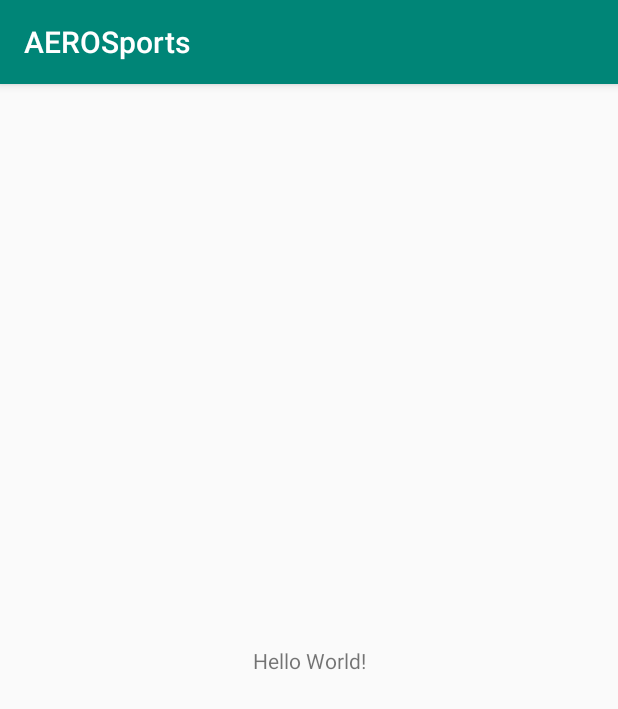
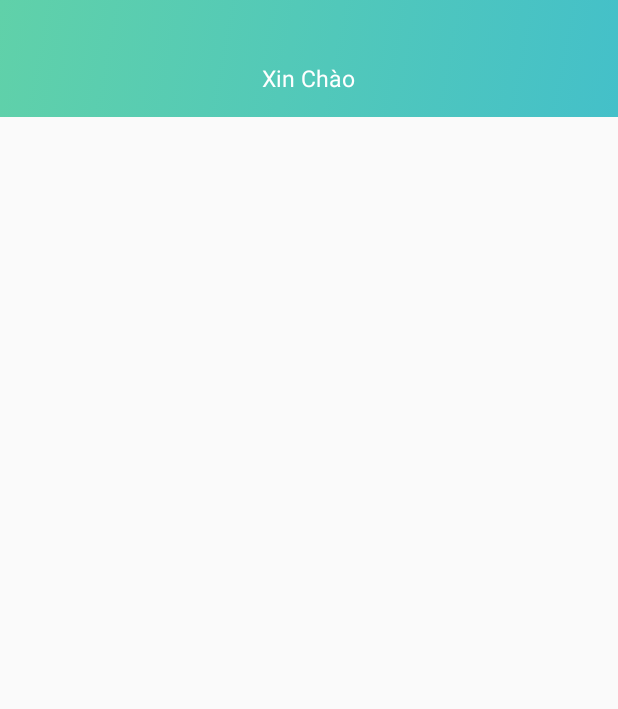
Before and after one commit to OliVoi/EAROSports, an Android app: the screen it shows after launch (MainActivity), on a phone screen of 412 x 824 dp. Shown: the top 709 px of the screen. Run offline under Robolectric (Android 15) with nearby library versions, the phone set to English and light mode, and no system bars; our stand-ins replace sdp/ssp sizes.

Commit message:
add base

```diff
--- a/app/build.gradle
+++ b/app/build.gradle
@@ -32,4 +32,6 @@ dependencies {
     testImplementation 'junit:junit:4.12'
     androidTestImplementation 'androidx.test.ext:junit:1.1.0'
     androidTestImplementation 'androidx.test.espresso:espresso-core:3.1.1'
+    implementation 'com.intuit.sdp:sdp-android:1.0.6'
+    implementation 'com.airbnb.android:lottie:3.2.2'
 }
--- a/app/src/main/java/com/example/aerosports/MainActivity.kt
+++ b/app/src/main/java/com/example/aerosports/MainActivity.kt
@@ -1,12 +1,17 @@
 package com.example.aerosports
 
-import androidx.appcompat.app.AppCompatActivity
 import android.os.Bundle
+import com.example.aerosports.base.BaseActivity
 
-class MainActivity : AppCompatActivity() {
+class MainActivity : BaseActivity() {
 
     override fun onCreate(savedInstanceState: Bundle?) {
         super.onCreate(savedInstanceState)
         setContentView(R.layout.activity_main)
+        setNoActionBar()
+    }
+
+    override fun onBackPressed() {
+        if (twoStepCloseApp()) super.onBackPressed()
     }
 }
--- /dev/null
+++ b/app/src/main/java/com/example/aerosports/base/BaseActivity.kt
@@ -0,0 +1,53 @@
+package com.example.aerosports.base
+
+import android.app.Dialog
+import android.graphics.Color
+import android.os.Build
+import android.os.Handler
+import androidx.core.content.ContextCompat
+import androidx.appcompat.app.AppCompatActivity
+import android.view.View
+import android.view.WindowManager
+import android.widget.ProgressBar
+import com.example.aerosports.R
+import com.example.aerosports.utils.StringUtils
+
+open class BaseActivity : AppCompatActivity() {
+    private var progressBar: ProgressBar? = null
+    private var mOverlayDialog: Dialog? = null
+    private var mIsCloseApp: Boolean = false
+
+    fun setNoActionBar() {
+        if (Build.VERSION.SDK_INT in 19..20) {
+            setWindowFlag(WindowManager.LayoutParams.FLAG_TRANSLUCENT_STATUS, true)
+        }
+        if (Build.VERSION.SDK_INT >= 19) {
+            window.decorView.systemUiVisibility =
+                View.SYSTEM_UI_FLAG_LAYOUT_STABLE or View.SYSTEM_UI_FLAG_LAYOUT_FULLSCREEN
+        }
+        //make fully Android Transparent Status bar
+        if (Build.VERSION.SDK_INT >= 21) {
+            setWindowFlag(WindowManager.LayoutParams.FLAG_TRANSLUCENT_STATUS, false)
+            window.statusBarColor = Color.TRANSPARENT
+        }
+    }
+
+    private fun setWindowFlag(bits: Int, on: Boolean) {
+        val win = window
+        val winParams = win.attributes
+        if (on) {
+            winParams.flags = winParams.flags or bits
+        } else {
+            winParams.flags = winParams.flags and bits.inv()
+        }
+        win.attributes = winParams
+    }
+
+    fun twoStepCloseApp(): Boolean {
+        if (mIsCloseApp) return mIsCloseApp
+        mIsCloseApp = true
+        StringUtils.reportMessage(this, getString(R.string.app_click_to_back))
+        Handler().postDelayed({ mIsCloseApp = false }, 3000)
+        return false
+    }
+}
--- /dev/null
+++ b/app/src/main/java/com/example/aerosports/customview/StatusBarView.kt
@@ -0,0 +1,76 @@
+package com.example.aerosports.customview
+
+import android.content.Context
+import android.graphics.drawable.Drawable
+import android.text.TextUtils
+import android.util.AttributeSet
+import android.view.LayoutInflater
+import android.view.View
+import android.widget.RelativeLayout
+import com.example.aerosports.R
+import kotlinx.android.synthetic.main.custom_action_bar.view.*
+
+class StatusBarView @JvmOverloads constructor(
+    context: Context, attrs: AttributeSet? = null, defStyleAttr: Int = 0
+) : RelativeLayout(context, attrs, defStyleAttr), View.OnClickListener {
+
+    private var mCall: CallBackActionBar? = null
+    private var statusBarHeight = 0
+    private var resourceId = 0
+    private var mTitle = ""
+    private val mImageRight: Drawable?;
+    private val mImageLeft: Drawable?;
+
+    init {
+        LayoutInflater.from(context).inflate(R.layout.custom_action_bar, this)
+
+        resourceId = getResources().getIdentifier("status_bar_height", "dimen", "android")
+        if (resourceId > 0) statusBarHeight = getResources().getDimensionPixelSize(resourceId)
+        headerActionBar.setPadding(0, statusBarHeight, 0, 0)
+
+        var typedArray = context.obtainStyledAttributes(attrs, R.styleable.StatusBarView, 0, 0)
+        imgLeft.setOnClickListener(this)
+        imgRight.setOnClickListener(this)
+
+        mTitle = typedArray.getString(R.styleable.StatusBarView_action_text).toString()
+        mImageLeft = typedArray.getDrawable(R.styleable.StatusBarView_action_icon_left)
+        mImageRight = typedArray.getDrawable(R.styleable.StatusBarView_action_icon_right)
+
+        setTitle(mTitle)
+        setImageLeft(mImageLeft)
+        setImageRight(mImageRight)
+    }
+
+    fun setTitle(title: String) {
+        if (TextUtils.isEmpty(title)) return
+        tvTitle.setText(title.trim())
+    }
+
+    fun setImageLeft(iconLeft: Drawable?) {
+        if (iconLeft == null) return
+        imgLeft.setImageDrawable(iconLeft)
+        imgLeft.visibility = View.VISIBLE
+    }
+
+    fun setImageRight(iconRight: Drawable?) {
+        if (iconRight == null) return
+        imgRight.setImageDrawable(iconRight)
+        imgRight.visibility = View.VISIBLE
+    }
+
+    override fun onClick(v: View) {
+        when (v.id) {
+            R.id.imgLeft -> mCall?.onActionLeft()
+            R.id.imgRight -> mCall?.onActionRight()
+        }
+    }
+
+    fun setClickAction(action: CallBackActionBar) {
+        this.mCall = action;
+    }
+
+    interface CallBackActionBar {
+        fun onActionRight();
+        fun onActionLeft();
+    }
+}
--- /dev/null
+++ b/app/src/main/java/com/example/aerosports/customview/TextViewCSRegular.java
@@ -0,0 +1,30 @@
+package com.example.aerosports.customview;
+
+import android.content.Context;
+import android.util.AttributeSet;
+
+import androidx.appcompat.widget.AppCompatTextView;
+
+import com.example.aerosports.utils.StringUtils;
+
+/**
+ * Created by PPCLink on 22/03/2018.
+ */
+
+public class TextViewCSRegular extends AppCompatTextView {
+
+    public TextViewCSRegular(Context context) {
+        super(context);
+    }
+
+    public TextViewCSRegular(Context context, AttributeSet attrs) {
+        super(context, attrs);
+        setTypeface(StringUtils.setCustomFont(context, "fonts/S-Core - CoreSansGS45Regular1.ttf"));
+    }
+
+    public TextViewCSRegular(Context context, AttributeSet attrs, int defStyle) {
+        super(context, attrs, defStyle);
+        setTypeface(StringUtils.setCustomFont(context, "fonts/S-Core - CoreSansGS45Regular1.ttf"));
+    }
+
+}
--- /dev/null
+++ b/app/src/main/java/com/example/aerosports/splash/SplashActivity.kt
@@ -0,0 +1,25 @@
+package com.example.aerosports.splash
+
+import android.content.Intent
+import android.os.Bundle
+import com.example.aerosports.MainActivity
+import com.example.aerosports.R
+import com.example.aerosports.base.BaseActivity
+import java.util.*
+import kotlin.concurrent.schedule
+
+class SplashActivity : BaseActivity() {
+
+
+    override fun onCreate(savedInstanceState: Bundle?) {
+        super.onCreate(savedInstanceState)
+        setContentView(R.layout.activity_splash)
+        setNoActionBar()
+
+        Timer("Login", false).schedule(1000) {
+            val intent = Intent(this@SplashActivity, MainActivity::class.java)
+            startActivity(intent)
+            finish()
+        }
+    }
+}
--- /dev/null
+++ b/app/src/main/java/com/example/aerosports/utils/StringUtils.kt
@@ -0,0 +1,30 @@
+package com.example.aerosports.utils
+
+import android.content.ContentValues
+import android.content.Context
+import android.graphics.Typeface
+import android.text.TextUtils
+import android.util.Log
+import android.widget.Toast
+
+class StringUtils {
+    companion object {
+        @JvmStatic
+        fun setCustomFont(ctx: Context, path: String): Typeface? {
+            var tf: Typeface? = null
+            try {
+                tf = Typeface.createFromAsset(ctx.assets, path)
+            } catch (e: Exception) {
+                Log.e(ContentValues.TAG, "Could not get typeface: " + e.message)
+            }
+            return tf
+        }
+
+        fun reportMessage(contenxt: Context?, text: String?) {
+            contenxt.let {
+                if (TextUtils.isEmpty(text)) return
+                Toast.makeText(it, text, Toast.LENGTH_SHORT).show()
+            }
+        }
+    }
+}
--- /dev/null
+++ b/app/src/main/res/drawable/gradient_topbar.xml
@@ -0,0 +1,12 @@
+<?xml version="1.0" encoding="utf-8"?>
+<selector xmlns:android="http://schemas.android.com/apk/res/android">
+    <item>
+        <shape>
+            <gradient
+                    android:type="linear"
+                    android:startColor="#FF60D1A9"
+                    android:endColor="#FF44C0C9"
+                    android:angle="315"/>
+        </shape>
+    </item>
+</selector>
--- a/app/src/main/res/layout/activity_main.xml
+++ b/app/src/main/res/layout/activity_main.xml
@@ -1,18 +1,15 @@
 <?xml version="1.0" encoding="utf-8"?>
-<androidx.constraintlayout.widget.ConstraintLayout xmlns:android="http://schemas.android.com/apk/res/android"
+<LinearLayout xmlns:android="http://schemas.android.com/apk/res/android"
     xmlns:app="http://schemas.android.com/apk/res-auto"
     xmlns:tools="http://schemas.android.com/tools"
     android:layout_width="match_parent"
     android:layout_height="match_parent"
     tools:context=".MainActivity">
 
-    <TextView
-        android:layout_width="wrap_content"
+    <com.example.aerosports.customview.StatusBarView
+        android:id="@+id/topBar"
+        android:layout_width="match_parent"
         android:layout_height="wrap_content"
-        android:text="Hello World!"
-        app:layout_constraintBottom_toBottomOf="parent"
-        app:layout_constraintLeft_toLeftOf="parent"
-        app:layout_constraintRight_toRightOf="parent"
-        app:layout_constraintTop_toTopOf="parent" />
+        app:action_text="Xin Chào" />
 
-</androidx.constraintlayout.widget.ConstraintLayout>
+</LinearLayout>
--- /dev/null
+++ b/app/src/main/res/layout/custom_action_bar.xml
@@ -0,0 +1,42 @@
+<?xml version="1.0" encoding="utf-8"?>
+<RelativeLayout xmlns:android="http://schemas.android.com/apk/res/android"
+        xmlns:app="http://schemas.android.com/apk/res-auto"
+        xmlns:tools="http://schemas.android.com/tools"
+        android:id="@+id/headerActionBar"
+        android:layout_width="match_parent"
+        android:layout_height="wrap_content"
+        android:background="@drawable/gradient_topbar">
+
+    <ImageView
+            android:id="@+id/imgLeft"
+            style="@style/StyleClickButton"
+            android:layout_width="54dp"
+            android:layout_height="54dp"
+            android:padding="16dp"
+            android:visibility="invisible"
+            tools:src="@drawable/ic_back"
+            tools:visibility="visible" />
+
+    <com.example.aerosports.customview.TextViewCSRegular
+            android:id="@+id/tvTitle"
+            android:layout_width="wrap_content"
+            android:layout_height="wrap_content"
+            android:layout_alignBottom="@+id/imgRight"
+            android:layout_centerHorizontal="true"
+            android:layout_marginBottom="@dimen/_12sdp"
+            android:textColor="@color/white"
+            android:textSize="15dp"
+            tools:text="Title" />
+
+    <ImageView
+            android:id="@+id/imgRight"
+            style="@style/StyleClickButton"
+            android:layout_width="54dp"
+            android:layout_height="54dp"
+            android:layout_alignParentRight="true"
+            android:padding="16dp"
+            android:visibility="invisible"
+            tools:src="@drawable/ic_notifi"
+            tools:visibility="visible" />
+
+</RelativeLayout>
--- a/app/src/main/res/values/strings.xml
+++ b/app/src/main/res/values/strings.xml
@@ -1,3 +1,5 @@
 <resources>
+    <!--Application-->
     <string name="app_name">AEROSports</string>
+    <string name="app_click_to_back">Click BACK again to exit!</string>
 </resources>
--- a/app/src/main/res/values/styles.xml
+++ b/app/src/main/res/values/styles.xml
@@ -1,11 +1,15 @@
 <resources>
 
     <!-- Base application theme. -->
-    <style name="AppTheme" parent="Theme.AppCompat.Light.DarkActionBar">
+    <style name="AppTheme" parent="Theme.AppCompat.Light.NoActionBar">
         <!-- Customize your theme here. -->
         <item name="colorPrimary">@color/colorPrimary</item>
         <item name="colorPrimaryDark">@color/colorPrimaryDark</item>
         <item name="colorAccent">@color/colorAccent</item>
     </style>
 
+    <style name="StyleClickButton">
+        <item name="android:background">?attr/selectableItemBackground</item>
+    </style>
+
 </resources>
```
Also changed, not shown: app/src/main/AndroidManifest.xml (+11 -1 lines), app/src/main/assets/tennis.json (added, +1 -0 lines), app/src/main/res/layout/activity_splash.xml (added, +25 -0 lines), app/src/main/res/values/attrs.xml (added, +9 -0 lines), app/src/main/res/values/colors.xml (+23 -0 lines), app/src/main/res/drawable-xxxhdpi/ic_back.png (added), app/src/main/res/drawable-xxxhdpi/ic_notifi.png (added), app/src/main/res/drawable-xxxhdpi/logo.png (added).
